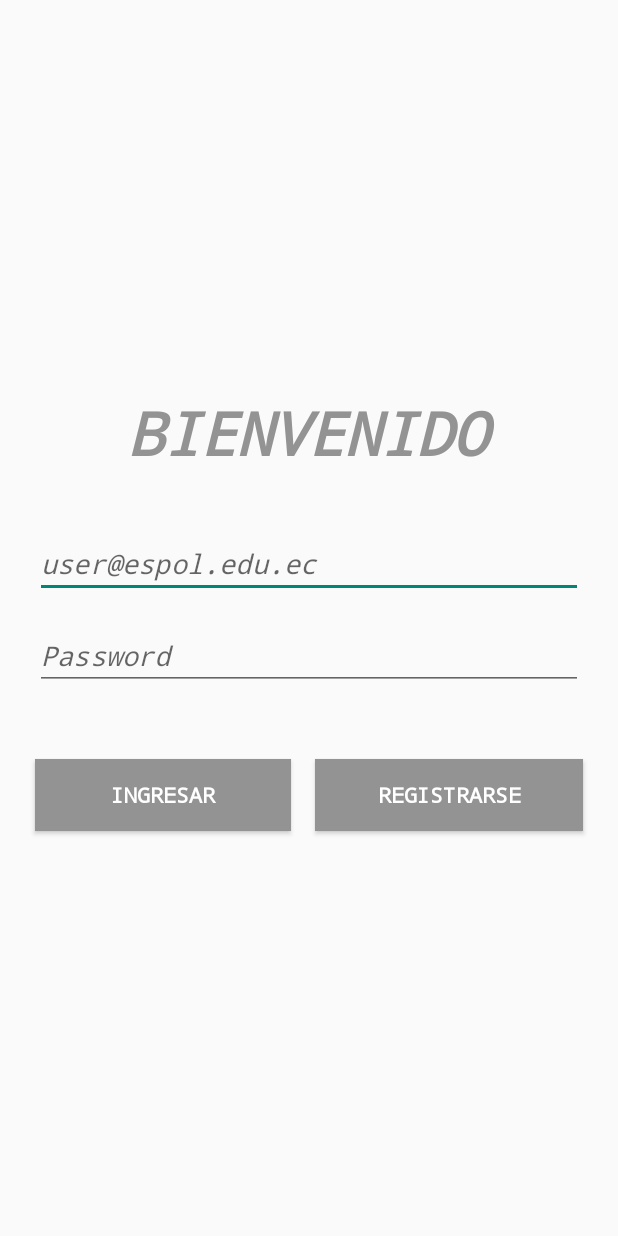
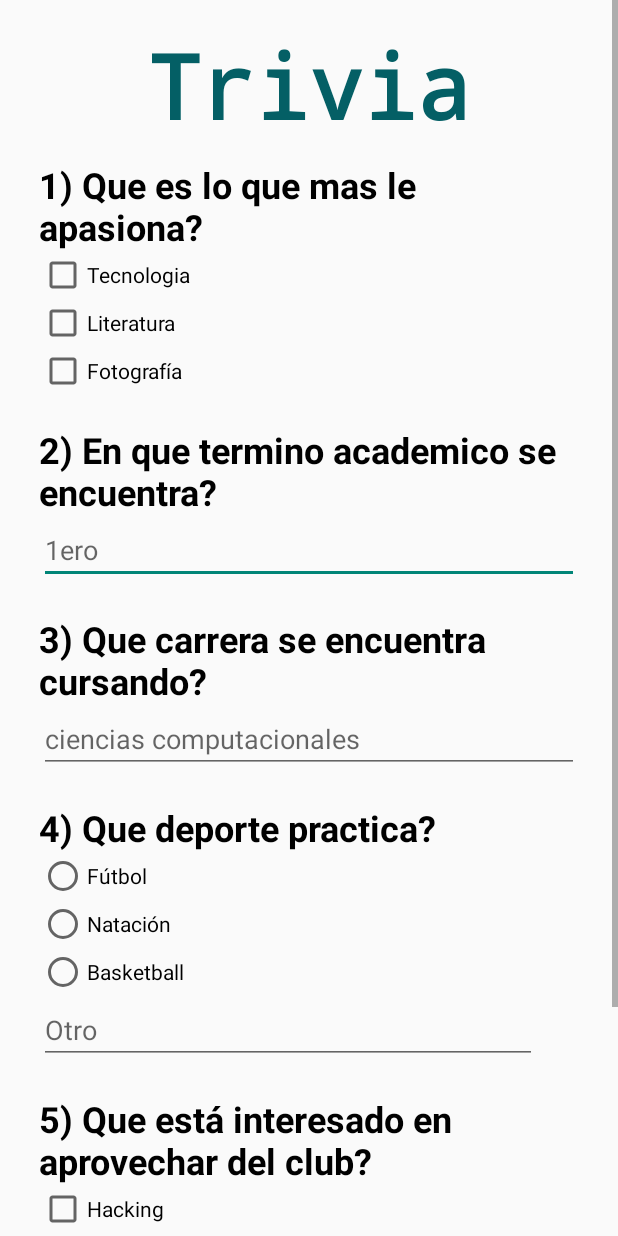
Before and after one commit to stevenaraujo98/ActividadesEspol, an Android app: the screen it shows after launch (MainActivity before the commit, Formulario after it), after a tap on "REGISTRARSE", on a phone screen of 412 x 824 dp. Run offline under Robolectric (Android 15) with nearby library versions, the phone set to English and light mode, and no system bars; our stand-ins replace Firebase (no records; nobody signed in at launch, a user with empty details on screens opened directly).

Commit message:
Paso de informacion

```diff
--- a/app/src/main/java/proyecto/mundo/hola/ssam/actividadesespol/Formulario.java
+++ b/app/src/main/java/proyecto/mundo/hola/ssam/actividadesespol/Formulario.java
@@ -6,20 +6,36 @@ import android.support.v7.app.AppCompatActivity;
 import android.os.Bundle;
 import android.view.View;
 import android.widget.Button;
+import android.widget.CheckBox;
+import android.widget.TextView;
+import android.widget.Toast;
 
 import com.google.firebase.auth.FirebaseAuth;
+
+import java.util.ArrayList;
+import java.util.List;
 
 public class Formulario extends AppCompatActivity {
     Button regresar;
     Button siguiente;
+    CheckBox tecnologia;
+    CheckBox checkBox2;
+    CheckBox fotografia;
+    CheckBox hacking;
+    List<TextView> lista;
+
 
     @Override
     protected void onCreate(Bundle savedInstanceState) {
         super.onCreate(savedInstanceState);
         setContentView(R.layout.activity_formulario);
 
-        regresar = findViewById(R.id.regresar);
-        siguiente = findViewById(R.id.siguiente);
+        regresar = (Button)findViewById(R.id.regresar);
+        siguiente = (Button)findViewById(R.id.siguiente);
+        tecnologia = (CheckBox)findViewById(R.id.checkBox);
+        fotografia = (CheckBox)findViewById(R.id.checkBox3);
+        hacking = (CheckBox)findViewById(R.id.checkBox4);
+        lista = new ArrayList<>();
 
         regresar.setOnClickListener(new View.OnClickListener() {
             @Override
@@ -37,14 +53,35 @@ public class Formulario extends AppCompatActivity {
                 String name = getIntent().getStringExtra("name");
                 String email = getIntent().getStringExtra("email");
                 Uri imageUri = getIntent().getParcelableExtra("photoUrl");
+                String contenido = checked();
 
                 i.putExtra("name", name);
                 i.putExtra("email", email);
                 i.putExtra("photoUrl", imageUri);
+                i.putExtra("contenido", contenido);
                 startActivity(i);
             }
         });
+    }
 
 
+
+    public String checked(){
+        StringBuilder sb = new StringBuilder();
+        if(tecnologia.isChecked()){
+            sb.append("tecnologia");
+            sb.append(",");
+        }
+        if(hacking.isChecked()){
+            sb.append("hacking");
+            sb.append(",");
+        }
+        if(fotografia.isChecked()){
+            sb.append("fotografia");
+            sb.append(",");
+        }
+
+        Toast.makeText(Formulario.this, sb.toString(),Toast.LENGTH_SHORT).show();
+        return sb.toString();
     }
 }
--- a/app/src/main/java/proyecto/mundo/hola/ssam/actividadesespol/MainActivity.java
+++ b/app/src/main/java/proyecto/mundo/hola/ssam/actividadesespol/MainActivity.java
@@ -41,14 +41,16 @@ public class MainActivity extends AppCompatActivity {
         registrar.setOnClickListener(new View.OnClickListener() {
             @Override
             public void onClick(View v) {
-                if(!autoCompleteTextView2.getText().toString().equals("") && !tv.getText().toString().equals("")){
-                    if(autoCompleteTextView2.getText().toString().indexOf("@espol.edu.ec") != -1){
-                        createAccount(autoCompleteTextView2.getText().toString(), tv.getText().toString());
-                    }else
-                        Toast.makeText(MainActivity.this, "Ingrese correo Espol!",Toast.LENGTH_SHORT).show();
-                }else{
-                    Toast.makeText(MainActivity.this, "Ingrese correo y contraseña.",Toast.LENGTH_SHORT).show();
-                }
+                Intent i = new Intent(MainActivity.this, Formulario.class);
+                startActivity(i);
+                //if(!autoCompleteTextView2.getText().toString().equals("") && !tv.getText().toString().equals("")){
+                //    if(autoCompleteTextView2.getText().toString().indexOf("@espol.edu.ec") != -1){
+                //        createAccount(autoCompleteTextView2.getText().toString(), tv.getText().toString());
+                //    }else
+                //        Toast.makeText(MainActivity.this, "Ingrese correo Espol!",Toast.LENGTH_SHORT).show();
+                //}else{
+                //    Toast.makeText(MainActivity.this, "Ingrese correo y contraseña.",Toast.LENGTH_SHORT).show();
+                //}
             }
         });
 
@@ -73,20 +75,6 @@ public class MainActivity extends AppCompatActivity {
         FirebaseUser currentUser = mAuth.getCurrentUser();
         updateUI(currentUser, 1);
     }
-/*
-    private void updateUI(FirebaseUser user){
-        if (user != null) {
-            // Name, email address, and profile photo Url
-            String name = user.getDisplayName();
-            String email = user.getEmail();
-            Uri photoUrl = user.getPhotoUrl();
-            Intent i = new Intent(MainActivity.this, Noticias.class);
-            i.putExtra("name", name);
-            i.putExtra("email", email);
-            i.putExtra("photoUrl", photoUrl);
-            startActivity(i);
-        }
-    }*/
 
     private void updateUI(FirebaseUser user, int a){
         if (user != null) {
--- a/app/src/main/res/layout/activity_formulario.xml
+++ b/app/src/main/res/layout/activity_formulario.xml
@@ -8,6 +8,7 @@
     tools:context=".Formulario">
 
     <ScrollView
+        android:id="@+id/view"
         android:layout_width="match_parent"
         android:layout_height="match_parent">
 
@@ -34,6 +35,7 @@
                 android:textStyle="bold" />
 
             <LinearLayout
+                android:id="@+id/layoutp"
                 android:layout_width="wrap_content"
                 android:layout_height="wrap_content"
                 android:layout_marginBottom="10dp"
@@ -41,6 +43,7 @@
                 android:layout_marginRight="10dp"
                 android:layout_marginTop="10dp"
                 android:gravity="center"
+                android:onClick="onCheckboxClicked"
                 android:orientation="vertical">
 
                 <TextView
```
Also changed, not shown: app/src/main/java/proyecto/mundo/hola/ssam/actividadesespol/Resultado.java (+4 -22 lines).
